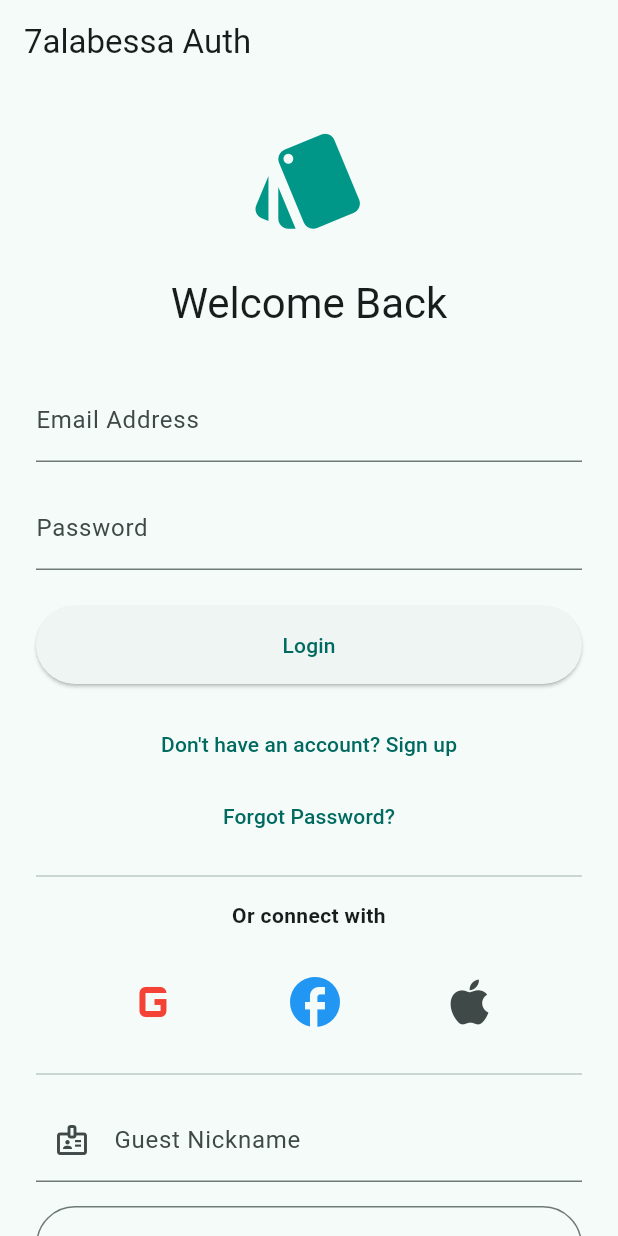
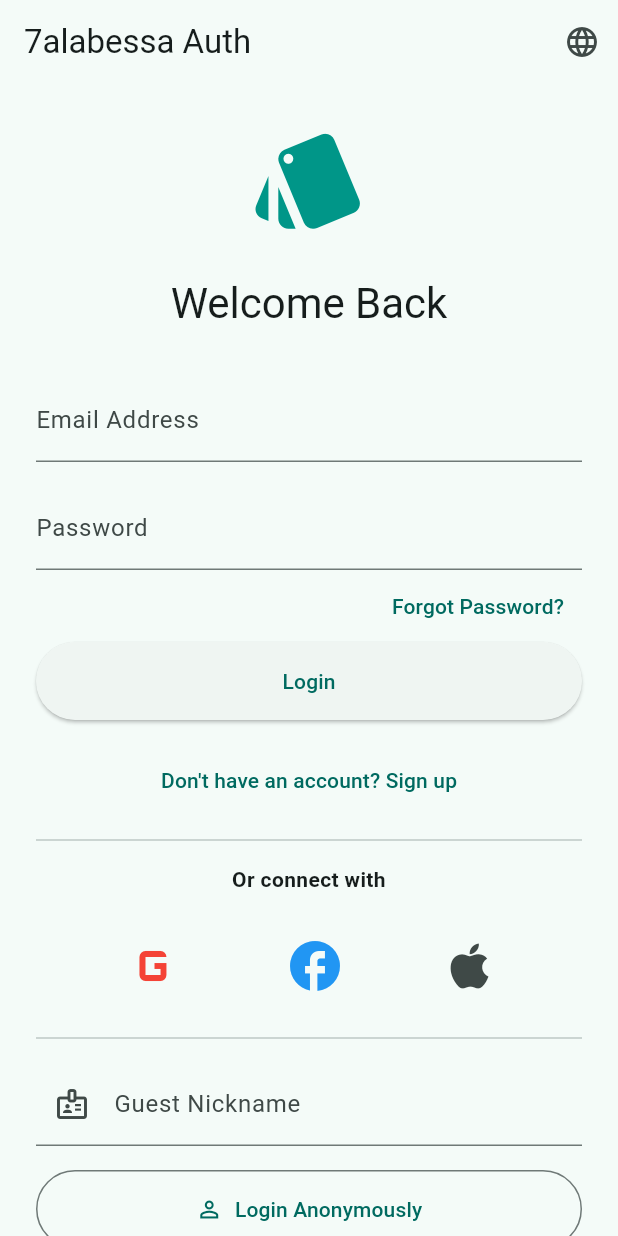
Before and after one commit to ahmed1060/Halabessa-Card-Game, a Flutter app: the screen it shows after launch, on a phone screen of 412 x 824 dp. Run offline on Flutter 3.47's test engine with Material 3 defaults, Android fonts, the phone set to English and light mode, and no system bars; our stand-ins replace easy_localization, firebase_auth, firebase_core, firebase_database, flutter_riverpod, google_sign_in and 1 more; missing offline and left inert: flutter_facebook_auth, playing_cards; accounts and stored records are empty; Roboto replaces fonts that are missing (Cairo).

Commit message:
Add language selector and UI/web fixes
Add a language selection popup in the auth app bar to switch locales (en-US, ar-EG, ar-SA). Rearrange the auth form: show the "Forgot Password?" button inline and aligned to the end only when in login mode, and keep layout spacing for signup. Apply small web/index.html cleanups: change apple meta to mobile-web-app-capable, tidy favicon tag spacing, normalize JS whitespace/formatting, and ensure EOF newline. Update Firebase hosting cache entries (asset hashes/timestamps) after the build.

```diff
--- a/lib/features/auth/presentation/pages/auth_screen.dart
+++ b/lib/features/auth/presentation/pages/auth_screen.dart
@@ -141,7 +141,32 @@ class _AuthScreenState extends ConsumerState<AuthScreen> {
   @override
   Widget build(BuildContext context) {
     return Scaffold(
-      appBar: AppBar(title: const Text('7alabessa Auth')),
+      appBar: AppBar(
+        title: const Text('7alabessa Auth'),
+        actions: [
+          PopupMenuButton<Locale>(
+            icon: const Icon(Icons.language),
+            tooltip: 'Select Language',
+            onSelected: (Locale newLocale) {
+              context.setLocale(newLocale);
+            },
+            itemBuilder: (BuildContext context) => <PopupMenuEntry<Locale>>[
+              const PopupMenuItem<Locale>(
+                value: Locale('en', 'US'),
+                child: Text('English (US)'),
+              ),
+              const PopupMenuItem<Locale>(
+                value: Locale('ar', 'EG'),
+                child: Text('العربية (مصر)'),
+              ),
+              const PopupMenuItem<Locale>(
+                value: Locale('ar', 'SA'),
+                child: Text('العربية (السعودية)'),
+              ),
+            ],
+          ),
+        ],
+      ),
       body: Center(
         child: SingleChildScrollView(
           padding: const EdgeInsets.all(24.0),
@@ -175,7 +200,16 @@ class _AuthScreenState extends ConsumerState<AuthScreen> {
                 decoration: const InputDecoration(labelText: 'Password'),
                 obscureText: true,
               ),
-              const SizedBox(height: 24),
+              if (_isLogin)
+                Align(
+                  alignment: AlignmentDirectional.centerEnd,
+                  child: TextButton(
+                    onPressed: () => _showForgotPasswordDialog(context, ref),
+                    child: const Text('Forgot Password?'),
+                  ),
+                )
+              else
+                const SizedBox(height: 24),
               if (_isLoading)
                 const Center(child: CircularProgressIndicator())
               else
@@ -197,11 +231,6 @@ class _AuthScreenState extends ConsumerState<AuthScreen> {
                       : "Already have an account? Login",
                 ),
               ),
-              if (_isLogin)
-                TextButton(
-                  onPressed: () => _showForgotPasswordDialog(context, ref),
-                  child: const Text('Forgot Password?'),
-                ),
               const Divider(height: 32),
               const Text('Or connect with', textAlign: TextAlign.center, style: TextStyle(fontWeight: FontWeight.bold)),
               const SizedBox(height: 16),
```
Also changed, not shown: 2 other files.
